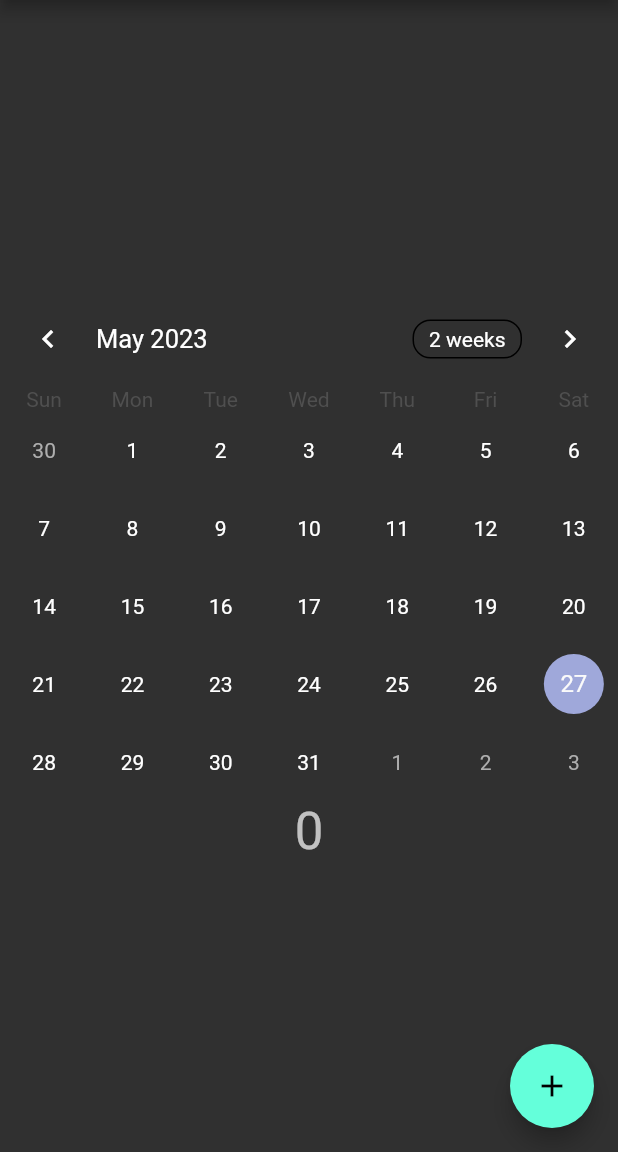
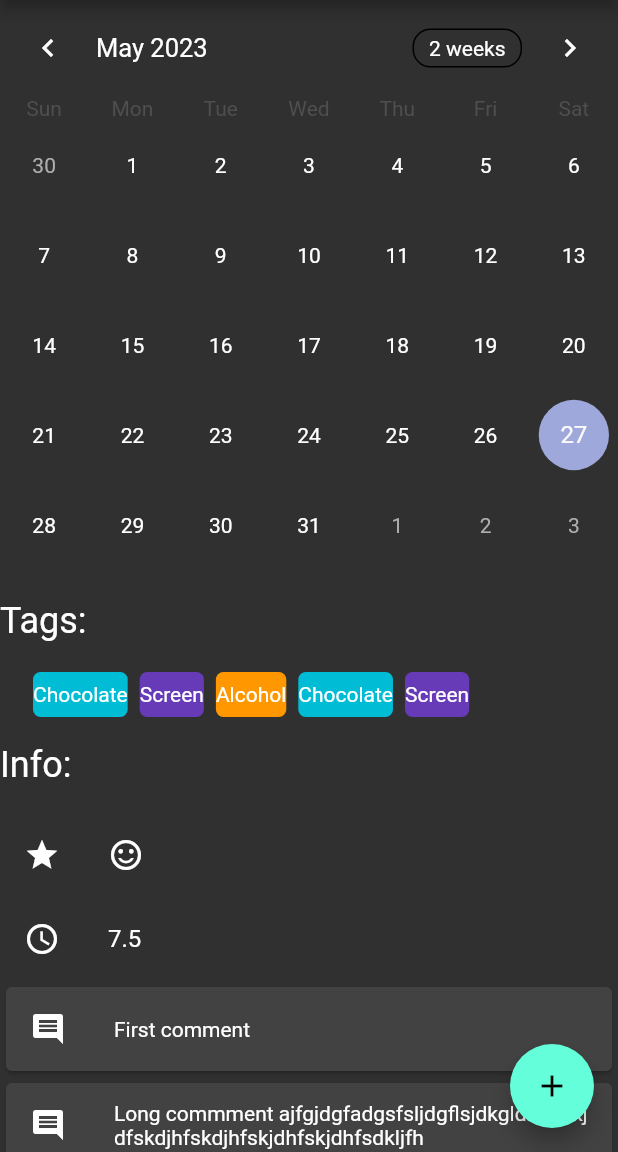
Before and after one commit to CoreyBabs/sleep_tracker_ui, a Flutter app: the screen it shows after launch, on a phone screen of 412 x 824 dp, the part 84-1236 px from its top. Run offline on Flutter 3.47's test engine with Material 2 defaults, Android fonts, the phone set to English and light mode, and no system bars; drawn by our look-alikes of table_calendar.

Commit message:
Add initial main page ui with mock data

```diff
--- /dev/null
+++ b/lib/Classes/sleep.dart
@@ -0,0 +1,28 @@
+import 'package:flutter/material.dart';
+import 'package:sleep_tracker_ui/Classes/sleep_comment.dart';
+import 'package:sleep_tracker_ui/Classes/tag.dart';
+
+class Sleep {
+  final int id;
+  final double amount;
+  final int quality;
+  final DateTime night;
+  List<Tag>? tags;
+  List<SleepComment>? comments;
+
+  Sleep(this.id, this.amount, this.quality, this.night);
+
+  Icon qualityIntToQualityIcon() {
+
+    IconData iconData = Icons.sentiment_neutral_outlined;
+    switch (quality) {
+      case 1: iconData = Icons.sentiment_very_dissatisfied_outlined;
+      case 2: iconData = Icons.sentiment_dissatisfied_outlined;
+      case 3: iconData = Icons.sentiment_neutral_outlined;
+      case 4: iconData = Icons.sentiment_satisfied_outlined;
+      case 5: iconData = Icons.sentiment_very_satisfied_outlined;
+    }
+
+    return Icon(iconData);
+  }
+}
--- /dev/null
+++ b/lib/Classes/sleep_comment.dart
@@ -0,0 +1,7 @@
+class SleepComment {
+  final int id;
+  final int sleepId;
+  final String comment;
+
+  SleepComment(this.id, this.sleepId, this.comment);
+}
--- /dev/null
+++ b/lib/Classes/tag.dart
@@ -0,0 +1,9 @@
+import 'package:flutter/material.dart';
+
+class Tag {
+  final int id;
+  final String name;
+  final Color color;
+
+  Tag(this.id, this.name,  this.color);
+}
--- a/lib/main.dart
+++ b/lib/main.dart
@@ -1,4 +1,8 @@
 import 'package:flutter/material.dart';
+import 'package:sleep_tracker_ui/Classes/sleep.dart';
+import 'package:sleep_tracker_ui/Classes/sleep_comment.dart';
+import 'package:sleep_tracker_ui/Classes/tag.dart';
+import 'package:sleep_tracker_ui/mock_data.dart';
 import 'package:table_calendar/table_calendar.dart';
 
 void main() {
@@ -23,15 +27,6 @@ class MyApp extends StatelessWidget {
 class MyHomePage extends StatefulWidget {
   const MyHomePage({super.key, required this.title});
 
-  // This widget is the home page of your application. It is stateful, meaning
-  // that it has a State object (defined below) that contains fields that affect
-  // how it looks.
-
-  // This class is the configuration for the state. It holds the values (in this
-  // case the title) provided by the parent (in this case the App widget) and
-  // used by the build method of the State. Fields in a Widget subclass are
-  // always marked "final".
-
   final String title;
 
   @override
@@ -40,10 +35,13 @@ class MyHomePage extends StatefulWidget {
 
 // https://github.com/aleksanderwozniak/table_calendar/blob/master/example/lib/pages/basics_example.dart
 class _MyHomePageState extends State<MyHomePage> {
-  int _counter = 0;
   CalendarFormat calendarFormat = CalendarFormat.month;
   DateTime? selectedDay;
   DateTime focusedDay = DateTime.now();
+  bool hasSleep = false;
+  List<Tag> tags = constructMockTags();
+  List<SleepComment> comments = constructMockComments();
+  Sleep sleep = constructMockSleep()[0];
 
   void _incrementCounter() {
     setState(() {
@@ -52,7 +50,7 @@ class _MyHomePageState extends State<MyHomePage> {
       // so that the display can reflect the updated values. If we changed
       // _counter without calling setState(), then the build method would not be
       // called again, and so nothing would appear to happen.
-      _counter++;
+     // _counter++;
     });
   }
 
@@ -77,10 +75,10 @@ class _MyHomePageState extends State<MyHomePage> {
         title: Text(widget.title,
         style: TextStyle(color: Theme.of(context).colorScheme.inversePrimary)),
       ),
-      body: Center(
+      body:
         // Center is a layout widget. It takes a single child and positions it
         // in the middle of the parent.
-        child: Column(
+        Column(
           // Column is also a layout widget. It takes a list of children and
           // arranges them vertically. By default, it sizes itself to fit its
           // children horizontally, and tries to be as tall as its parent.
@@ -94,7 +92,8 @@ class _MyHomePageState extends State<MyHomePage> {
           // TRY THIS: Invoke "debug painting" (choose the "Toggle Debug Paint"
           // action in the IDE, or press "p" in the console), to see the
           // wireframe for each widget.
-          mainAxisAlignment: MainAxisAlignment.center,
+          mainAxisAlignment: MainAxisAlignment.start,
+         // mainAxisSize: MainAxisSize.min,
           children: <Widget>[
             TableCalendar (
               firstDay: firstDay,
@@ -102,6 +101,7 @@ class _MyHomePageState extends State<MyHomePage> {
               currentDay: DateTime.now(),
               focusedDay: focusedDay,
               calendarFormat: calendarFormat,
+              rowHeight: 60,
               weekendDays: const [],
               selectedDayPredicate: (day) {
               // Use `selectedDayPredicate` to determine which day is currently selected.
@@ -117,6 +117,7 @@ class _MyHomePageState extends State<MyHomePage> {
                 setState(() {
                   selectedDay = newSelectedDay;
                   focusedDay = newFocusedDay;
+                  hasSleep = !hasSleep;
                 });
               }
             },
@@ -132,17 +133,109 @@ class _MyHomePageState extends State<MyHomePage> {
               // No need to call `setState()` here
               focusedDay = newFocusedDay;
             },),
-            Text(
-              '$_counter',
-              style: Theme.of(context).textTheme.headlineMedium,
+            const Padding(padding: EdgeInsets.symmetric(vertical: 10)),
+            // Row(
+            //   children: [
+            //     Text(
+            //       'Tags:',
+            //       style: Theme.of(context).textTheme.headlineSmall
+            //     ),
+            //     const Padding(
+            //       padding: EdgeInsets.symmetric(horizontal: 7)),
+            //     for (var tag in tags)
+            //       Container(
+            //         decoration: BoxDecoration(
+            //           shape: BoxShape.rectangle,
+            //           color: tag.color,
+            //           borderRadius: BorderRadius.circular(2.0),
+            //         ),
+            //         margin: const EdgeInsets.symmetric(horizontal: 3),
+            //         alignment: Alignment.center,
+            //         child: Text(tag.name),),
+            // ],)
+            Align(
+              alignment: Alignment.centerLeft,
+              child: Text(
+                'Tags:',
+                style: Theme.of(context).textTheme.headlineSmall
+                    )),
+            const Padding(padding: EdgeInsets.symmetric(vertical: 10)),
+            Align(
+              alignment: Alignment.centerLeft,
+              child:
+                ConstrainedBox(
+                  constraints: const BoxConstraints(
+                    maxHeight: 30
+                  ),
+                  child: ListView(
+                    shrinkWrap: true,
+                    scrollDirection: Axis.horizontal,
+                    children: [
+                      const Padding(
+                        padding: EdgeInsets.symmetric(horizontal: 9)),
+                      for (var tag in tags)
+                        Container(
+                          decoration: BoxDecoration(
+                            shape: BoxShape.rectangle,
+                            color: tag.color,
+                            borderRadius:  BorderRadius.circular(5.0)
+                          ),
+                          margin: const EdgeInsets.symmetric(horizontal: 4),
+                          alignment: Alignment.center,
+                          child: Text(tag.name),),
+                      ],
+                  ),
+                ),
             ),
-          ],
-        ),
-      ),
+            const Padding(
+              padding: EdgeInsets.symmetric(vertical: 9)),
+            Align(
+              alignment: Alignment.centerLeft,
+              child: Text(
+                'Info:',
+                style: Theme.of(context).textTheme.headlineSmall
+                    )),
+            const Padding(
+              padding: EdgeInsets.symmetric(vertical: 9)),
+            Flexible(
+              // constraints: const BoxConstraints(maxWidth: 50),
+              child:
+                ListView(
+                  shrinkWrap: true,
+                  children: [
+                    ListTile(
+                      leading: const Icon(Icons.grade),
+                      title: Align(
+                        alignment: Alignment.centerLeft,
+                        child: sleep.qualityIntToQualityIcon()),
+                    ),
+                    ListTile(
+                      leading: const Icon(Icons.access_time),
+                      title: Text(
+                        sleep.amount.toString(),
+                      )
+                    ),
+                    for (var comment in comments)
+                      Align(
+                        alignment: Alignment.centerLeft,
+                        child: Card(
+                          child: ListTile(
+                            leading: const Icon(Icons.comment),
+                            title: Text(
+                              comment.comment,
+                              style: Theme.of(context).textTheme.bodyMedium,
+                            ),
+                          ),
+                        ),
+                      ),
+                  ],)
+                ),
+              ],
+            ),
       floatingActionButton: FloatingActionButton(
         onPressed: _incrementCounter,
-        tooltip: 'Increment',
-        child: const Icon(Icons.add),
+        tooltip: hasSleep ? 'Edit Sleep' : 'Add Sleep',
+        child: Icon(hasSleep ? Icons.edit : Icons.add),
       ), // This trailing comma makes auto-formatting nicer for build methods.
     );
   }
--- /dev/null
+++ b/lib/mock_data.dart
@@ -0,0 +1,20 @@
+import 'package:flutter/material.dart';
+import 'Classes/sleep.dart';
+import 'Classes/tag.dart';
+import 'Classes/sleep_comment.dart';
+
+const List<String> tagNames = ["Chocolate", "Screen", "Alcohol"];
+const List<Color> tagColors = [Colors.cyan, Colors.deepPurple, Colors.orange];
+const List<String> comments = ["First comment", "Long commment ajfgjdgfadgsfsljdgflsjdkgldkgfslkjdfskdjhfskdjhfskjdhfskjdhfsdkljfh", "more", "scroll", "more scroll", "last"];
+
+List<Tag> constructMockTags() {
+  return [for(int i = 0; i < 5; i++) Tag(i, tagNames[i % 3], tagColors[i % 3])];
+}
+
+List<SleepComment> constructMockComments() {
+  return [for(int i = 0; i < 6; i++) SleepComment(i,i,comments[i])];
+}
+
+List<Sleep> constructMockSleep() {
+  return [Sleep(1, 7.5, 4, DateTime.now())];
+}
--- /dev/null
+++ b/lib/utils.dart
@@ -0,0 +1,19 @@
+import 'package:flutter/material.dart';
+
+Color intToColor(int rgb) {
+  (int, int, int) components = intToComponents(rgb);
+  return Color.fromARGB(128, components.$1, components.$2, components.$3);
+}
+
+(int, int, int) intToComponents(int rgb) {
+
+  int r = (rgb >> 16) & 0xff;
+  int g = (rgb >> 8) & 0xff;
+  int b = rgb & 0xff;
+
+  return (r,g,b);
+}
+
+int colorToInt(Color color) {
+  return (color.red << 16) + (color.green << 8) + color.blue;
+}
```
